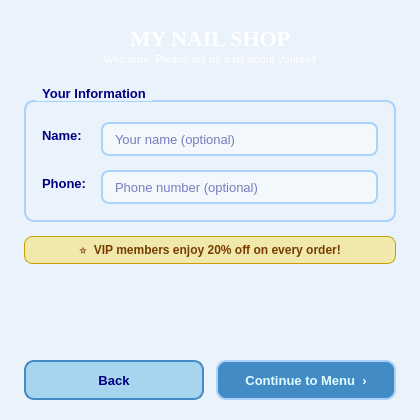
The window that nail_shop/nail_shop/ui/CustomerInfoWindow.ui (hueptkk24411e-dotcom/ktlt-uel) describes before a commit, drawn with Qt 5.
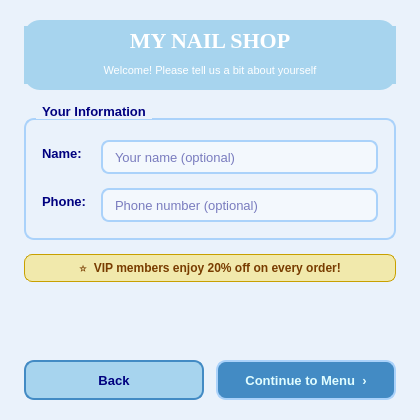
The same window after the commit.

What changed in the file:
```diff
--- a/nail_shop/nail_shop/ui/CustomerInfoWindow.ui
+++ b/nail_shop/nail_shop/ui/CustomerInfoWindow.ui
@@ -40,6 +40,12 @@
      <number>20</number>
     </property>
     <item>
+     <widget class="QWidget" name="headerWidget">
+      <property name="minimumSize"><size><width>0</width><height>70</height></size></property>
+      <property name="maximumSize"><size><width>16777215</width><height>70</height></size></property>
+      <property name="styleSheet">
+       <string notr="true">background-color: rgb(167, 212, 238); border-radius: 16px; color: white;</string>
+      </property>
      <layout class="QVBoxLayout" name="headerLayout">
       <property name="spacing">
        <number>2</number>
@@ -83,6 +89,7 @@
        </widget>
       </item>
      </layout>
+     </widget>
     </item>
     <item>
      <widget class="QGroupBox" name="groupInfo">
```
Left out of the diff: 36 changed lines with no effect on the pictures. Lines whose indentation alone changed are shown as unchanged.
